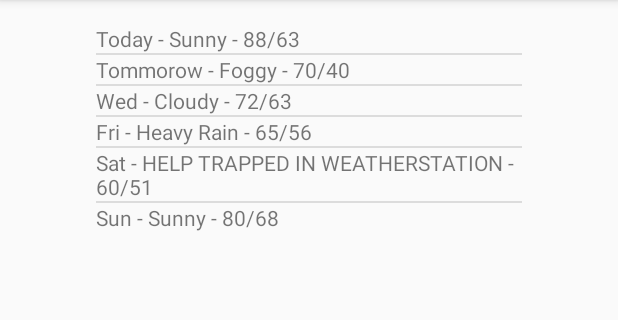
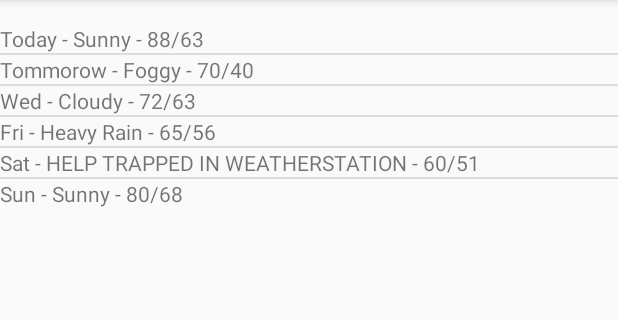
Before and after one commit to fiyyanputra/iak-sunshine, an Android app: the screen it shows after launch (MainActivity), on a phone screen of 412 x 824 dp, the part 84-404 px from its top. Run offline under Robolectric (Android 15) with nearby library versions, the phone set to English and light mode, and no system bars.

Commit message:
update for IAK lesson 2 progress

```diff
--- a/app/src/main/AndroidManifest.xml
+++ b/app/src/main/AndroidManifest.xml
@@ -1,6 +1,8 @@
 <?xml version="1.0" encoding="utf-8"?>
 <manifest xmlns:android="http://schemas.android.com/apk/res/android"
     package="app.iak.sunshine" >
+
+    <uses-permission android:name="android.permission.INTERNET" />
 
     <application
         android:allowBackup="true"
--- a/app/src/main/java/app/iak/sunshine/MainActivityFragment.java
+++ /dev/null
@@ -1,48 +0,0 @@
-package app.iak.sunshine;
-
-import android.support.v4.app.Fragment;
-import android.os.Bundle;
-import android.view.LayoutInflater;
-import android.view.View;
-import android.view.ViewGroup;
-import android.widget.ArrayAdapter;
-import android.widget.ListView;
-
-import java.util.ArrayList;
-import java.util.Arrays;
-import java.util.List;
-
-/**
- * A placeholder fragment containing a simple view.
- */
-public class MainActivityFragment extends Fragment {
-
-    private ArrayAdapter<String> mForecastAdapter;
-
-    public MainActivityFragment() {
-    }
-
-    @Override
-    public View onCreateView(LayoutInflater inflater, ViewGroup container,
-                             Bundle savedInstanceState) {
-
-        View rootView = inflater.inflate(R.layout.fragment_main, container, false);
-        String[] forecastArray = {
-                "Today - Sunny - 88/63",
-                "Tommorow - Foggy - 70/40",
-                "Wed - Cloudy - 72/63",
-                "Fri - Heavy Rain - 65/56",
-                "Sat - HELP TRAPPED IN WEATHERSTATION - 60/51",
-                "Sun - Sunny - 80/68"
-        };
-
-        List<String> weekForecast = new ArrayList<String>(
-            Arrays.asList(forecastArray));
-
-        mForecastAdapter = new ArrayAdapter<String>(getActivity(), R.layout.list_item_forecast, R.id.list_item_forecast_textview, weekForecast);
-
-        ListView listView = (ListView) rootView.findViewById(R.id.listview_forecast);
-        listView.setAdapter(mForecastAdapter);
-        return rootView;
-    }
-}
--- a/app/src/main/res/layout/fragment_main.xml
+++ b/app/src/main/res/layout/fragment_main.xml
@@ -1,7 +1,6 @@
 <RelativeLayout xmlns:android="http://schemas.android.com/apk/res/android"
     xmlns:tools="http://schemas.android.com/tools" android:layout_width="match_parent"
-    android:layout_height="match_parent" android:paddingLeft="64dp"
-    android:paddingRight="64dp"
+    android:layout_height="match_parent"
     android:paddingTop="16dp"
     android:paddingBottom="16dp" tools:context=".MainActivityFragment">
 
--- /dev/null
+++ b/app/src/main/res/menu/forecastfragment.xml
@@ -0,0 +1,8 @@
+<?xml version="1.0" encoding="utf-8"?>
+
+<menu xmlns:android="http://schemas.android.com/apk/res/android"
+    xmlns:app="http://schemas.android.com/apk/res-auto">
+    <item android:id="@+id/action_refresh"
+        android:title="@string/action_refresh"
+        app:showAsAction="never" />
+</menu>
--- a/app/src/main/res/values/strings.xml
+++ b/app/src/main/res/values/strings.xml
@@ -2,4 +2,5 @@
     <string name="app_name">sunshine</string>
     <string name="hello_world">Hello world!</string>
     <string name="action_settings">Settings</string>
+    <string name="action_refresh">Refresh</string>
 </resources>
--- a/app/src/main/res/values/styles.xml
+++ b/app/src/main/res/values/styles.xml
@@ -1,7 +1,7 @@
 <resources>
 
     <!-- Base application theme. -->
-    <style name="AppTheme" parent="Theme.AppCompat.Light.DarkActionBar">
+    <style name="AppTheme" parent="Base.Theme.AppCompat.Light.DarkActionBar">
         <!-- Customize your theme here. -->
     </style>
 
```
Also changed, not shown: app/src/main/java/app/iak/sunshine/ForecastFragment.java (added, +300 -0 lines), app/src/main/res/layout/activity_main.xml (+6 -3 lines), 1 other file.
